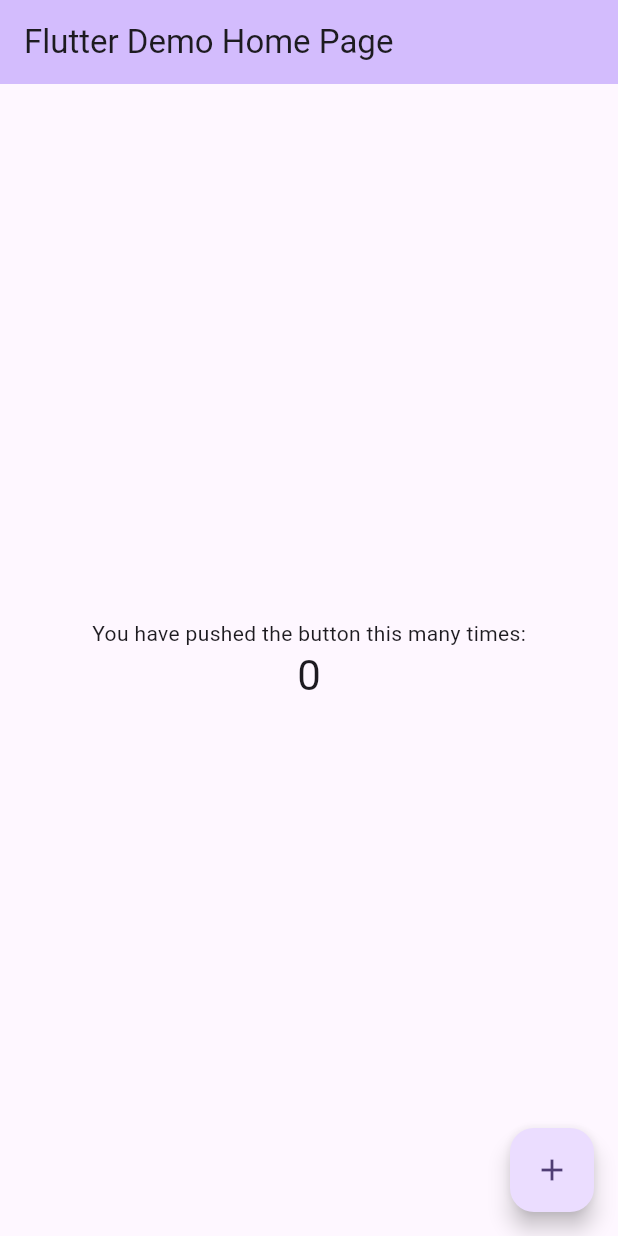
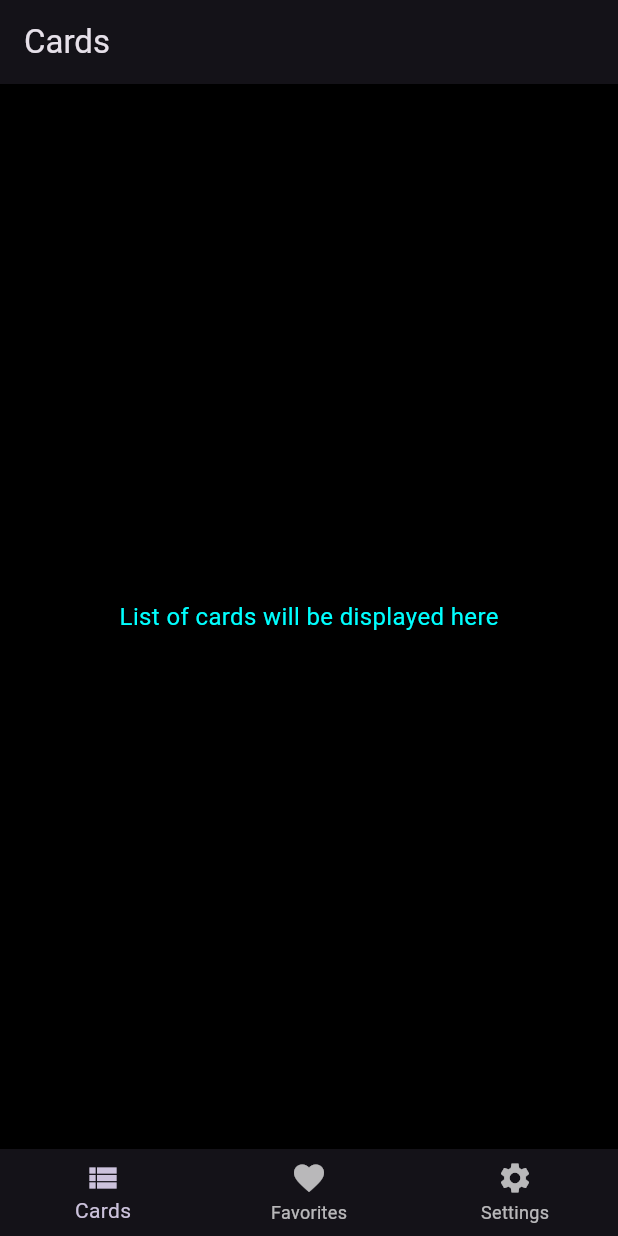
Before and after one commit to Nai144/yugioh_vault, a Flutter app: the screen it shows after launch, on a phone screen of 412 x 824 dp. Run offline on Flutter 3.47's test engine with Material 3 defaults, Android fonts, the phone set to English and light mode, and no system bars.

Commit message:
creacion de las carpetas y estructura

```diff
--- a/lib/main.dart
+++ b/lib/main.dart
@@ -1,125 +1,38 @@
 import 'package:flutter/material.dart';
+import 'package:provider/provider.dart';
+import 'providers/card_provider.dart';
+import 'screens/home_screen.dart';
 
 void main() {
-  runApp(const MyApp());
+  runApp(MyApp());
 }
 
 class MyApp extends StatelessWidget {
-  const MyApp({super.key});
-
-  // This widget is the root of your application.
   @override
   Widget build(BuildContext context) {
     return MaterialApp(
-      title: 'Flutter Demo',
+      title: 'Yugioh Vault',
       theme: ThemeData(
-        // This is the theme of your application.
-        //
-        // TRY THIS: Try running your application with "flutter run". You'll see
-        // the application has a purple toolbar. Then, without quitting the app,
-        // try changing the seedColor in the colorScheme below to Colors.green
-        // and then invoke "hot reload" (save your changes or press the "hot
-        // reload" button in a Flutter-supported IDE, or press "r" if you used
-        // the command line to start the app).
-        //
-        // Notice that the counter didn't reset back to zero; the application
-        // state is not lost during the reload. To reset the state, use hot
-        // restart instead.
-        //
-        // This works for code too, not just values: Most code changes can be
-        // tested with just a hot reload.
-        colorScheme: ColorScheme.fromSeed(seedColor: Colors.deepPurple),
-        useMaterial3: true,
+        brightness: Brightness.dark, // Tema oscuro
+        scaffoldBackgroundColor: Colors.black, // Fondo negro
+        primaryColor: Colors.blueAccent, // Azul neón para elementos destacados
+        textTheme: TextTheme(
+          bodyLarge: TextStyle(
+            color: Color(0xFF00FFFF), // Azul neón para texto general
+            fontSize: 18,
+          ),
+          bodyMedium: TextStyle(
+            color: Color(0xFF00FFFF), // Azul neón para texto general
+            fontSize: 16,
+          ),
+          headlineMedium: TextStyle(
+            color: Color(0xFF00FFFF), // Azul neón para títulos
+            fontSize: 24,
+            fontWeight: FontWeight.bold,
+          ),
+        ),
       ),
-      home: const MyHomePage(title: 'Flutter Demo Home Page'),
+      home: HomeScreen(), // Pantalla inicial
     );
   }
 }
-
-class MyHomePage extends StatefulWidget {
-  const MyHomePage({super.key, required this.title});
-
-  // This widget is the home page of your application. It is stateful, meaning
-  // that it has a State object (defined below) that contains fields that affect
-  // how it looks.
-
-  // This class is the configuration for the state. It holds the values (in this
-  // case the title) provided by the parent (in this case the App widget) and
-  // used by the build method of the State. Fields in a Widget subclass are
-  // always marked "final".
-
-  final String title;
-
-  @override
-  State<MyHomePage> createState() => _MyHomePageState();
-}
-
-class _MyHomePageState extends State<MyHomePage> {
-  int _counter = 0;
-
-  void _incrementCounter() {
-    setState(() {
-      // This call to setState tells the Flutter framework that something has
-      // changed in this State, which causes it to rerun the build method below
-      // so that the display can reflect the updated values. If we changed
-      // _counter without calling setState(), then the build method would not be
-      // called again, and so nothing would appear to happen.
-      _counter++;
-    });
-  }
-
-  @override
-  Widget build(BuildContext context) {
-    // This method is rerun every time setState is called, for instance as done
-    // by the _incrementCounter method above.
-    //
-    // The Flutter framework has been optimized to make rerunning build methods
-    // fast, so that you can just rebuild anything that needs updating rather
-    // than having to individually change instances of widgets.
-    return Scaffold(
-      appBar: AppBar(
-        // TRY THIS: Try changing the color here to a specific color (to
-        // Colors.amber, perhaps?) and trigger a hot reload to see the AppBar
-        // change color while the other colors stay the same.
-        backgroundColor: Theme.of(context).colorScheme.inversePrimary,
-        // Here we take the value from the MyHomePage object that was created by
-        // the App.build method, and use it to set our appbar title.
-        title: Text(widget.title),
-      ),
-      body: Center(
-        // Center is a layout widget. It takes a single child and positions it
-        // in the middle of the parent.
-        child: Column(
-          // Column is also a layout widget. It takes a list of children and
-          // arranges them vertically. By default, it sizes itself to fit its
-          // children horizontally, and tries to be as tall as its parent.
-          //
-          // Column has various properties to control how it sizes itself and
-          // how it positions its children. Here we use mainAxisAlignment to
-          // center the children vertically; the main axis here is the vertical
-          // axis because Columns are vertical (the cross axis would be
-          // horizontal).
-          //
-          // TRY THIS: Invoke "debug painting" (choose the "Toggle Debug Paint"
-          // action in the IDE, or press "p" in the console), to see the
-          // wireframe for each widget.
-          mainAxisAlignment: MainAxisAlignment.center,
-          children: <Widget>[
-            const Text(
-              'You have pushed the button this many times:',
-            ),
-            Text(
-              '$_counter',
-              style: Theme.of(context).textTheme.headlineMedium,
-            ),
-          ],
-        ),
-      ),
-      floatingActionButton: FloatingActionButton(
-        onPressed: _incrementCounter,
-        tooltip: 'Increment',
-        child: const Icon(Icons.add),
-      ), // This trailing comma makes auto-formatting nicer for build methods.
-    );
-  }
-}
--- /dev/null
+++ b/lib/providers/card_provider.dart
@@ -0,0 +1,27 @@
+import 'package:flutter/material.dart';
+import '../models/yugioh_card.dart';
+import '../services/yugioh_api_service.dart';
+
+class CardProvider with ChangeNotifier {
+  List<YugiohCard> _cards = [];
+  bool _isLoading = false;
+
+  List<YugiohCard> get cards => _cards;
+  bool get isLoading => _isLoading;
+
+  final YugiohApiService _apiService = YugiohApiService();
+
+  Future<void> searchCards(String query) async {
+    _isLoading = true;
+    notifyListeners();
+
+    try {
+      _cards = await _apiService.fetchCards(query);
+    } catch (e) {
+      print('Error fetching cards: $e');
+    }
+
+    _isLoading = false;
+    notifyListeners();
+  }
+}
--- /dev/null
+++ b/lib/screens/home_screen.dart
@@ -0,0 +1,77 @@
+import 'package:flutter/material.dart';
+import 'package:provider/provider.dart';
+import '../providers/card_provider.dart';
+import '../widgets/card_item.dart';
+
+class HomeScreen extends StatefulWidget {
+  @override
+  _HomeScreenState createState() => _HomeScreenState();
+}
+
+class _HomeScreenState extends State<HomeScreen> {
+  int _currentIndex = 0;
+
+  // Lista de pantallas
+  final List<Widget> _screens = [
+    CardsScreen(), // Pantalla 1: Listado de cartas
+    FavoritesScreen(), // Pantalla 2: Favoritos
+    SettingsScreen(), // Pantalla 3: Configuración
+  ];
+
+  @override
+  Widget build(BuildContext context) {
+    return Scaffold(
+      body: _screens[_currentIndex], // Muestra la pantalla seleccionada
+      bottomNavigationBar: BottomNavigationBar(
+        currentIndex: _currentIndex,
+        onTap: (index) {
+          setState(() {
+            _currentIndex = index;
+          });
+        },
+        items: const [
+          BottomNavigationBarItem(
+            icon: Icon(Icons.view_list),
+            label: 'Cards',
+          ),
+          BottomNavigationBarItem(
+            icon: Icon(Icons.favorite),
+            label: 'Favorites',
+          ),
+          BottomNavigationBarItem(
+            icon: Icon(Icons.settings),
+            label: 'Settings',
+          ),
+        ],
+      ),
+    );
+  }
+}
+
+class CardsScreen extends StatelessWidget {
+  @override
+  Widget build(BuildContext context) {
+    return Scaffold(
+      appBar: AppBar(title: Text('Cards')),
+      body: Center(child: Text('List of cards will be displayed here')),
+    );
+  }
+}
+class FavoritesScreen extends StatelessWidget {
+  @override
+  Widget build(BuildContext context) {
+    return Scaffold(
+      appBar: AppBar(title: Text('Favorites')),
+      body: Center(child: Text('Your favorite cards will be displayed here')),
+    );
+  }
+}
+class SettingsScreen extends StatelessWidget {
+  @override
+  Widget build(BuildContext context) {
+    return Scaffold(
+      appBar: AppBar(title: Text('Settings')),
+      body: Center(child: Text('Settings screen')),
+    );
+  }
+}
--- /dev/null
+++ b/lib/services/yugioh_api_service.dart
@@ -0,0 +1,26 @@
+import 'dart:convert';
+import 'package:http/http.dart' as http;
+import '../models/yugioh_card.dart';
+
+class YugiohApiService {
+  final String baseUrl = 'https://db.ygoprodeck.com/api/v7';
+
+  Future<List<YugiohCard>> fetchCards(String query) async {
+  final response = await http.get(Uri.parse('$baseUrl/cardinfo.php?name=$query'));
+
+  if (response.statusCode == 200) {
+    final Map<String, dynamic> jsonBody = json.decode(response.body);
+
+    // Accede a la clave "data" que contiene la lista de cartas
+    if (jsonBody.containsKey('data')) {
+      final List<dynamic> data = jsonBody['data'];
+
+      return data.map((card) => YugiohCard.fromJson(card)).toList();
+    } else {
+      throw Exception('No cards found in the response');
+    }
+  } else {
+    throw Exception('Failed to load cards');
+  }
+}
+}
```
Also changed, not shown: lib/models/card_images.dart (added, +23 -0 lines), lib/models/card_prices.dart (added, +27 -0 lines), lib/models/card_sets.dart (added, +27 -0 lines), lib/models/yugioh_card.dart (added, +52 -0 lines), lib/screens/card_detail_screen.dart (added, +76 -0 lines), lib/widgets/card_item.dart (added, +69 -0 lines), pubspec.yaml (+9 -30 lines), pubspec.lock, 5 other files.
